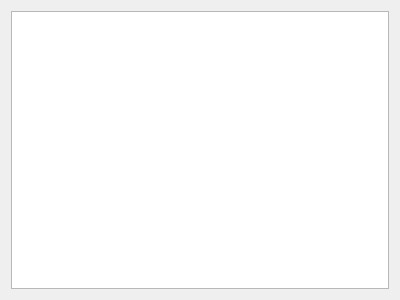
Before: the Qt Designer form graphsensorform.ui in alex13sh/GraphicModbus, drawn with Qt 5.
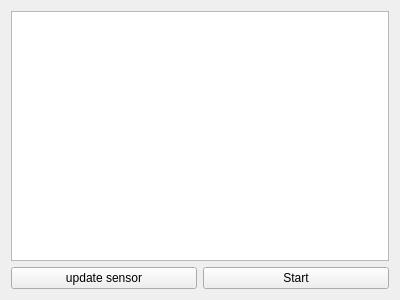
After: the same form once the commit is applied.

Commit message: Add QTimer into GraphSensor

What changed in the file:
```diff
--- a/graphsensorform.ui
+++ b/graphsensorform.ui
@@ -17,6 +17,24 @@
    <item>
     <widget class="QListWidget" name="lstSensor"/>
    </item>
+   <item>
+    <layout class="QHBoxLayout" name="horizontalLayout">
+     <item>
+      <widget class="QPushButton" name="pbUpdateListSensor">
+       <property name="text">
+        <string>update sensor</string>
+       </property>
+      </widget>
+     </item>
+     <item>
+      <widget class="QPushButton" name="pbStart">
+       <property name="text">
+        <string>Start</string>
+       </property>
+      </widget>
+     </item>
+    </layout>
+   </item>
   </layout>
  </widget>
  <resources/>
```
The commit also changes 4 other files.
